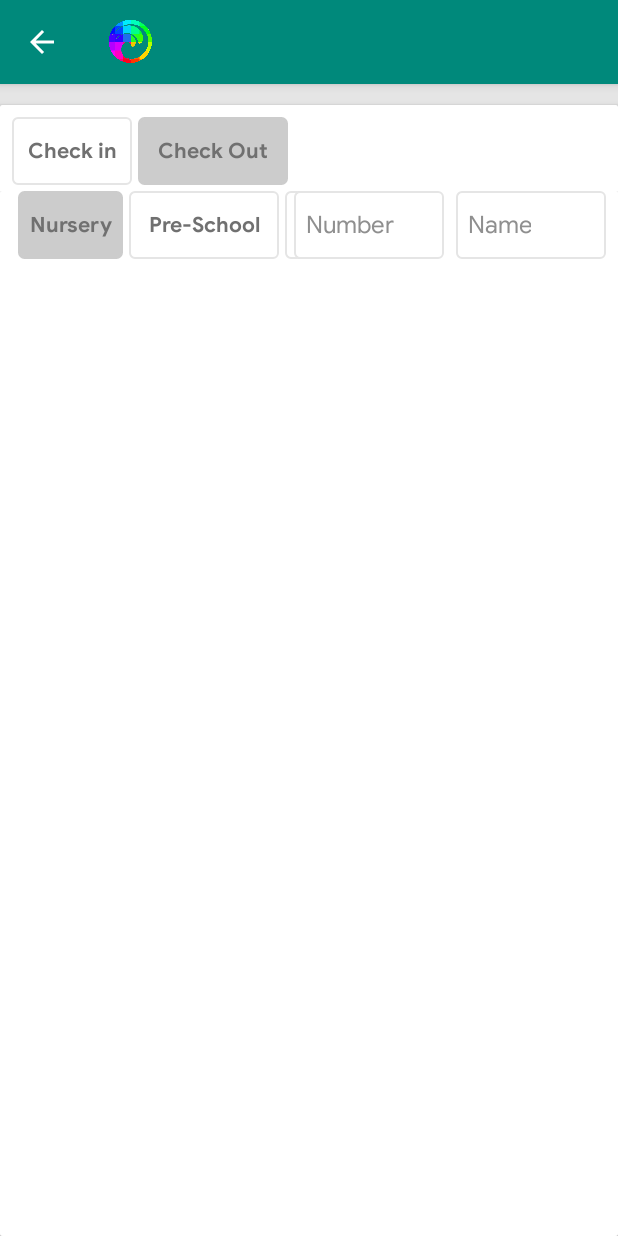
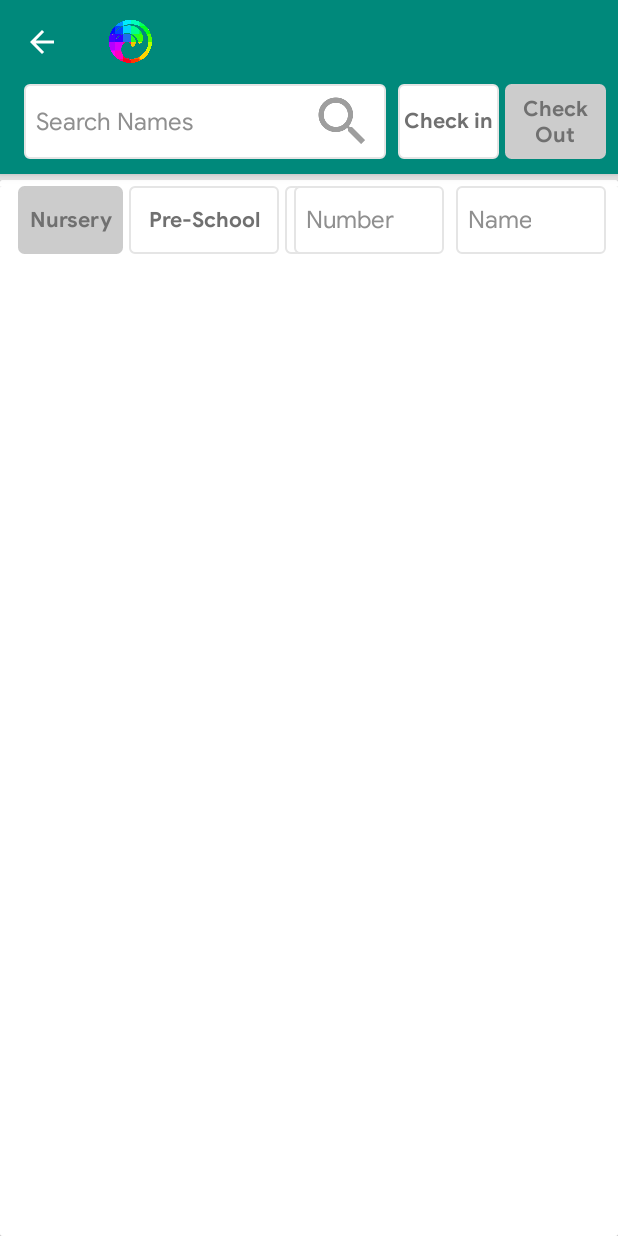
Before and after one commit to issyzac/OceanKids, an Android app: the KidsListActivity screen opened directly, with no data from a screen before it, after a tap on "Check Out", on a phone screen of 412 x 824 dp. Run offline under Robolectric (Android 15) with nearby library versions, the phone set to English and light mode, and no system bars; our stand-ins replace Firebase (no records; nobody signed in at launch, a user with empty details on screens opened directly), Room's generated code; libraries missing offline, so code that uses them is left out: com.androidhuman.rxfirebase2, com.github.angads25.toggle, com.mcxiaoke.koi; plain views replace LabeledSwitch; 9 statements that could not run were skipped.

Commit message:
feat: resize the list

```diff
--- a/app/src/main/res/layout-port/class_list_activity.xml
+++ b/app/src/main/res/layout-port/class_list_activity.xml
@@ -12,6 +12,7 @@
         android:id="@+id/app_bar_layout"
         android:layout_width="match_parent"
         android:layout_height="wrap_content"
+        android:background="@color/colorPrimary"
         android:theme="@style/AppTheme.AppBarOverlay">
 
         <androidx.appcompat.widget.Toolbar
@@ -39,33 +40,43 @@
 
         </androidx.appcompat.widget.Toolbar>
 
-    </com.google.android.material.appbar.AppBarLayout>
+        <LinearLayout
+            android:layout_width="match_parent"
+            android:layout_height="50dp"
+            android:paddingLeft="8dp"
+            android:paddingRight="8dp"
+            android:layout_marginBottom="10dp"
+            android:id="@+id/section_title"
+            android:orientation="horizontal">
+
+            <EditText
+                android:layout_width="0dp"
+                android:layout_weight="7"
+                android:layout_height="50dp"
+                android:paddingLeft="8dp"
+                android:paddingRight="5dp"
+                android:layout_marginLeft="8dp"
+                android:layout_marginRight="8dp"
+                android:textSize="16sp"
+                android:gravity="center_vertical"
+                android:background="@drawable/border_one"
+                android:id="@+id/search_names"
+                android:textColor="@color/card_grid_tex"
+                android:inputType="textCapWords"
+                android:hint="Search Names"
+                android:drawableRight="@mipmap/ic_search"
+                android:fontFamily="@font/google_sans_regular"
+                android:textColorHint="@color/card_grid_tex"/>
 
             <LinearLayout
-        android:layout_width="match_parent"
-        android:layout_height="match_parent"
-        android:orientation="horizontal">
-
-        <androidx.cardview.widget.CardView
-            android:layout_width="match_parent"
-            android:layout_height="wrap_content"
-            android:layout_marginTop="70dp">
-
-            <RelativeLayout
-                android:layout_width="match_parent"
-                android:layout_height="match_parent"
-                android:background="@color/white">
-
-                <RelativeLayout
-                    android:layout_width="match_parent"
-                    android:layout_height="45dp"
-                    android:paddingLeft="8dp"
-                    android:paddingRight="8dp"
-                    android:id="@+id/section_title"
-                    android:layout_marginTop="8dp">
+                android:layout_width="0dp"
+                android:layout_weight="4"
+                android:orientation="horizontal"
+                android:layout_height="match_parent">
 
                 <TextView
-                        android:layout_width="80dp"
+                    android:layout_width="0dp"
+                    android:layout_weight="1"
                     android:layout_height="match_parent"
                     android:textSize="14sp"
                     android:gravity="center"
@@ -77,7 +88,8 @@
                     android:fontFamily="@font/google_sans_bold"/>
 
                 <TextView
-                        android:layout_width="100dp"
+                    android:layout_width="0dp"
+                    android:layout_weight="1"
                     android:layout_height="match_parent"
                     android:textSize="14sp"
                     android:gravity="center"
@@ -90,12 +102,31 @@
                     android:text="Check Out"
                     android:fontFamily="@font/google_sans_bold"/>
 
-                </RelativeLayout>
+            </LinearLayout>
+
+        </LinearLayout>
+
+    </com.google.android.material.appbar.AppBarLayout>
+
+    <LinearLayout
+        android:layout_width="match_parent"
+        android:layout_height="match_parent"
+        android:orientation="horizontal"
+        android:layout_marginTop="120dp">
+
+        <androidx.cardview.widget.CardView
+            android:layout_width="match_parent"
+            android:layout_height="wrap_content">
 
             <RelativeLayout
                 android:layout_width="match_parent"
                 android:layout_height="match_parent"
-                    android:layout_below="@+id/section_title"
+                android:background="@color/white">
+
+
+                <RelativeLayout
+                    android:layout_width="match_parent"
+                    android:layout_height="match_parent"
                     android:layout_marginTop="4dp">
 
                     <fragment
@@ -110,24 +141,6 @@
                         android:layout_width="match_parent"
                         android:layout_height="match_parent"
                         android:background="@color/white">
-
-                        <EditText
-                            android:layout_width="match_parent"
-                            android:layout_height="60dp"
-                            android:paddingLeft="16dp"
-                            android:paddingRight="5dp"
-                            android:layout_marginTop="100dp"
-                            android:layout_marginLeft="32dp"
-                            android:layout_marginRight="32dp"
-                            android:textSize="18sp"
-                            android:background="@drawable/border_one"
-                            android:id="@+id/search_names"
-                            android:textColor="@color/card_grid_tex"
-                            android:inputType="textCapWords"
-                            android:hint="Search Names"
-                            android:drawableRight="@mipmap/ic_search"
-                            android:fontFamily="@font/google_sans_regular"
-                            android:textColorHint="@color/card_grid_tex"/>
 
                         <LinearLayout
                             android:layout_width="match_parent"
@@ -165,9 +178,8 @@
                             android:id="@+id/search_results"
                             android:layout_width="match_parent"
                             android:layout_height="match_parent"
-                            android:layout_below="@id/search_names"
-                            android:layout_marginLeft="32dp"
-                            android:layout_marginRight="32dp"
+                            android:layout_marginLeft="8dp"
+                            android:layout_marginRight="8dp"
                             android:layout_marginTop="8dp"
                             android:background="@android:color/transparent"
                             android:backgroundTint="@color/darkerGray" />
```
Lines whose indentation alone changed are shown as unchanged.
